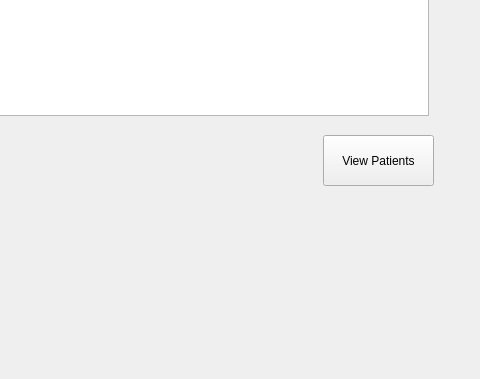
Qt form mainwindow.ui (Jenushan44/Hospital-Manager) before a commit; both pictures show x 487 to 967 and y 335 to 714 of the 967 by 714 pixel window.
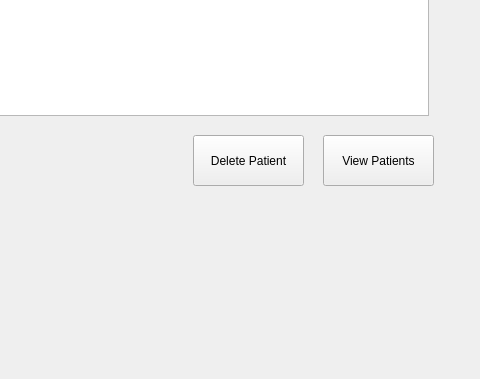
The same form after that commit. The open tabs and pages were chosen to show the change. Icons and pictures are not drawn.

Commit message: Add delete function to delete patient from view patient table

What changed in the file:
```diff
--- a/mainwindow.ui
+++ b/mainwindow.ui
@@ -734,6 +734,19 @@
        </rect>
       </property>
      </widget>
+     <widget class="QPushButton" name="deleteViewPatient">
+      <property name="geometry">
+       <rect>
+        <x>500</x>
+        <y>470</y>
+        <width>111</width>
+        <height>51</height>
+       </rect>
+      </property>
+      <property name="text">
+       <string>Delete Patient</string>
+      </property>
+     </widget>
     </widget>
     <widget class="QWidget" name="page_3">
      <widget class="QLabel" name="label_3">
```
Left out of the diff: 2 changed lines with no effect on the pictures. The commit also changes 4 other files.
